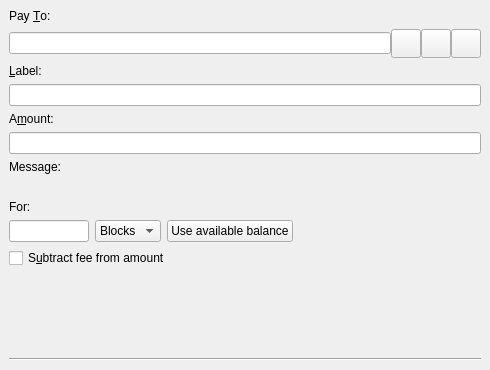
Above: src/qt/forms/sendcoinsentry.ui from hardwarewise/SIN-core before the change. Below: the same form after it.
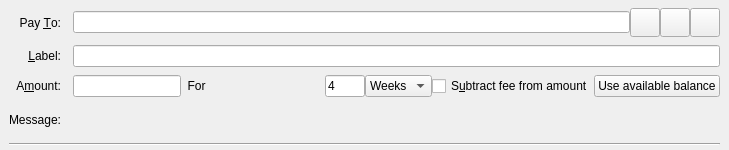
That is the form after the change. Icons and pictures are not drawn. Custom widgets are drawn as their Qt base class.

Commit message:
Revert "The Timelock period option has been changed to blocks only."
This reverts commit df98534616bf91ef6eb466a4c30db6e4fd9da52a.

```diff
--- a/src/qt/forms/sendcoinsentry.ui
+++ b/src/qt/forms/sendcoinsentry.ui
@@ -6,16 +6,10 @@
    <rect>
     <x>0</x>
     <y>0</y>
-    <width>490</width>
-    <height>370</height>
+    <width>729</width>
+    <height>150</height>
    </rect>
   </property>
-  <property name="minimumSize">
-   <size>
-    <width>0</width>
-    <height>0</height>
-   </size>
-  </property>
   <property name="focusPolicy">
    <enum>Qt::TabFocus</enum>
   </property>
@@ -32,23 +26,33 @@
    <property name="frameShape">
     <enum>QFrame::NoFrame</enum>
    </property>
-   <layout class="QVBoxLayout" name="verticalLayout_2">
-    <item>
-     <layout class="QVBoxLayout" name="verticalLayout">
-      <item>
+   <layout class="QGridLayout" name="gridLayout">
+    <property name="topMargin">
+     <number>8</number>
+    </property>
+    <property name="bottomMargin">
+     <number>4</number>
+    </property>
+    <property name="horizontalSpacing">
+     <number>12</number>
+    </property>
+    <property name="verticalSpacing">
+     <number>8</number>
+    </property>
+    <item row="0" column="0">
        <widget class="QLabel" name="payToLabel">
         <property name="text">
          <string>Pay &amp;To:</string>
         </property>
         <property name="alignment">
-         <set>Qt::AlignLeading|Qt::AlignLeft|Qt::AlignVCenter</set>
+       <set>Qt::AlignRight|Qt::AlignTrailing|Qt::AlignVCenter</set>
         </property>
         <property name="buddy">
          <cstring>payTo</cstring>
         </property>
        </widget>
       </item>
-      <item>
+    <item row="0" column="1">
        <layout class="QHBoxLayout" name="payToLayout">
         <property name="spacing">
          <number>0</number>
@@ -128,88 +132,57 @@
         </item>
        </layout>
       </item>
-      <item>
+    <item row="1" column="0">
        <widget class="QLabel" name="labellLabel">
         <property name="text">
          <string>&amp;Label:</string>
         </property>
         <property name="alignment">
-         <set>Qt::AlignLeading|Qt::AlignLeft|Qt::AlignVCenter</set>
+       <set>Qt::AlignRight|Qt::AlignTrailing|Qt::AlignVCenter</set>
         </property>
         <property name="buddy">
          <cstring>addAsLabel</cstring>
         </property>
        </widget>
       </item>
-      <item>
+    <item row="1" column="1">
        <widget class="QLineEdit" name="addAsLabel">
         <property name="toolTip">
          <string>Enter a label for this address to add it to the list of used addresses</string>
         </property>
        </widget>
       </item>
-      <item>
+    <item row="2" column="0">
        <widget class="QLabel" name="amountLabel">
         <property name="text">
          <string>A&amp;mount:</string>
         </property>
         <property name="alignment">
-         <set>Qt::AlignLeading|Qt::AlignLeft|Qt::AlignVCenter</set>
+       <set>Qt::AlignRight|Qt::AlignTrailing|Qt::AlignVCenter</set>
         </property>
         <property name="buddy">
          <cstring>payAmount</cstring>
         </property>
        </widget>
       </item>
+    <item row="2" column="1">
+     <layout class="QHBoxLayout" name="horizontalLayoutAmount" stretch="0,1,0">
       <item>
        <widget class="SINAmountField" name="payAmount"/>
-      </item>
-      <item>
-       <widget class="QLabel" name="messageLabel">
-        <property name="text">
-         <string>Message:</string>
-        </property>
-        <property name="alignment">
-         <set>Qt::AlignLeading|Qt::AlignLeft|Qt::AlignVCenter</set>
-        </property>
-       </widget>
-      </item>
-      <item>
-       <widget class="QLabel" name="messageTextLabel">
-        <property name="toolTip">
-         <string>A message that was attached to the sin: URI which will be stored with the transaction for your reference. Note: This message will not be sent over the SIN network.</string>
-        </property>
-        <property name="textFormat">
-         <enum>Qt::PlainText</enum>
-        </property>
-       </widget>
+      
       </item>
       <item>
        <widget class="QLabel" name="locklabel">
         <property name="text">
-         <string>For:</string>
+         <string>  For  </string>
         </property>
        </widget>
       </item>
-      <item>
-       <layout class="QHBoxLayout" name="horizontalLayout">
         <item>
          <widget class="QLineEdit" name="lockperiod">
           <property name="enabled">
            <bool>true</bool>
           </property>
-          <property name="sizePolicy">
-           <sizepolicy hsizetype="Fixed" vsizetype="Fixed">
-            <horstretch>80</horstretch>
-            <verstretch>0</verstretch>
-           </sizepolicy>
-          </property>
-          <property name="minimumSize">
-           <size>
-            <width>80</width>
-            <height>0</height>
-           </size>
-          </property>
           <property name="maximumSize">
            <size>
             <width>40</width>
@@ -220,7 +193,7 @@
            <enum>Qt::LeftToRight</enum>
           </property>
           <property name="text">
-           <string/>
+         <string>4</string>
           </property>
           <property name="maxLength">
            <number>6</number>
@@ -229,12 +202,16 @@
         </item>
         <item>
          <widget class="QComboBox" name="locklength">
-          <property name="sizePolicy">
-           <sizepolicy hsizetype="Fixed" vsizetype="Fixed">
-            <horstretch>0</horstretch>
-            <verstretch>0</verstretch>
-           </sizepolicy>
-          </property>
+        <item>
+         <property name="text">
+          <string>Weeks</string>
+         </property>
+        </item>
+        <item>
+         <property name="text">
+          <string>Days</string>
+         </property>
+        </item>
           <item>
            <property name="text">
             <string>Blocks</string>
@@ -243,43 +220,7 @@
          </widget>
         </item>
         <item>
-         <widget class="QPushButton" name="useAvailableBalanceButton">
-          <property name="sizePolicy">
-           <sizepolicy hsizetype="Fixed" vsizetype="Fixed">
-            <horstretch>0</horstretch>
-            <verstretch>0</verstretch>
-           </sizepolicy>
-          </property>
-          <property name="text">
-           <string>Use available balance</string>
-          </property>
-         </widget>
-        </item>
-        <item>
-         <spacer name="horizontalSpacer">
-          <property name="orientation">
-           <enum>Qt::Horizontal</enum>
-          </property>
-          <property name="sizeHint" stdset="0">
-           <size>
-            <width>40</width>
-            <height>20</height>
-           </size>
-          </property>
-         </spacer>
-        </item>
-       </layout>
-      </item>
-      <item>
-       <layout class="QHBoxLayout" name="horizontalLayoutAmount" stretch="0,0">
-        <item>
          <widget class="QCheckBox" name="checkboxSubtractFeeFromAmount">
-          <property name="sizePolicy">
-           <sizepolicy hsizetype="Fixed" vsizetype="Fixed">
-            <horstretch>0</horstretch>
-            <verstretch>0</verstretch>
-           </sizepolicy>
-          </property>
           <property name="toolTip">
            <string>The fee will be deducted from the amount being sent. The recipient will receive less sins than you enter in the amount field. If multiple recipients are selected, the fee is split equally.</string>
           </property>
@@ -289,36 +230,35 @@
          </widget>
         </item>
         <item>
-         <spacer name="horizontalSpacer_2">
-          <property name="orientation">
-           <enum>Qt::Horizontal</enum>
-          </property>
-          <property name="sizeHint" stdset="0">
-           <size>
-            <width>40</width>
-            <height>20</height>
-           </size>
-          </property>
-         </spacer>
+       <widget class="QPushButton" name="useAvailableBalanceButton">
+        <property name="text">
+         <string>Use available balance</string>
+        </property>
+       </widget>
         </item>
        </layout>
       </item>
-      <item>
-       <spacer name="verticalSpacer">
-        <property name="orientation">
-         <enum>Qt::Vertical</enum>
-        </property>
-        <property name="sizeHint" stdset="0">
-         <size>
-          <width>20</width>
-          <height>40</height>
-         </size>
-        </property>
-       </spacer>
-      </item>
-     </layout>
+    <item row="3" column="0">
+     <widget class="QLabel" name="messageLabel">
+      <property name="text">
+       <string>Message:</string>
+      </property>
+      <property name="alignment">
+       <set>Qt::AlignRight|Qt::AlignTrailing|Qt::AlignVCenter</set>
+      </property>
+     </widget>
+    </item>
+    <item row="3" column="1">
+     <widget class="QLabel" name="messageTextLabel">
+      <property name="toolTip">
+       <string>A message that was attached to the sin: URI which will be stored with the transaction for your reference. Note: This message will not be sent over the SIN network.</string>
+      </property>
+      <property name="textFormat">
+       <enum>Qt::PlainText</enum>
+      </property>
+     </widget>
     </item>
-    <item>
+    <item row="4" column="0" colspan="2">
      <widget class="Line" name="line">
       <property name="orientation">
        <enum>Qt::Horizontal</enum>
```
Left out of the diff: 21 changed lines with no effect on the pictures. Lines whose indentation alone changed are shown as unchanged. The commit also changes 1 other file.
